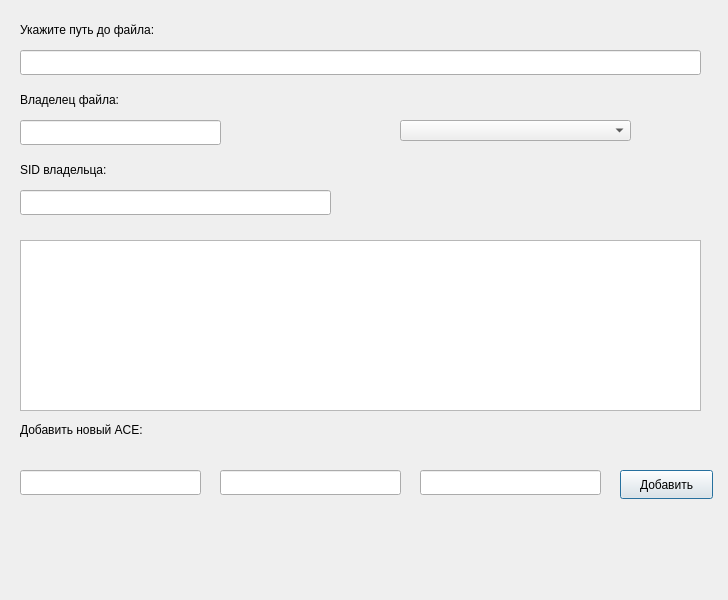
This is myfile.ui in comp1ler1/Process-hacker as Qt 5 draws it before an edit. The edited form follows.
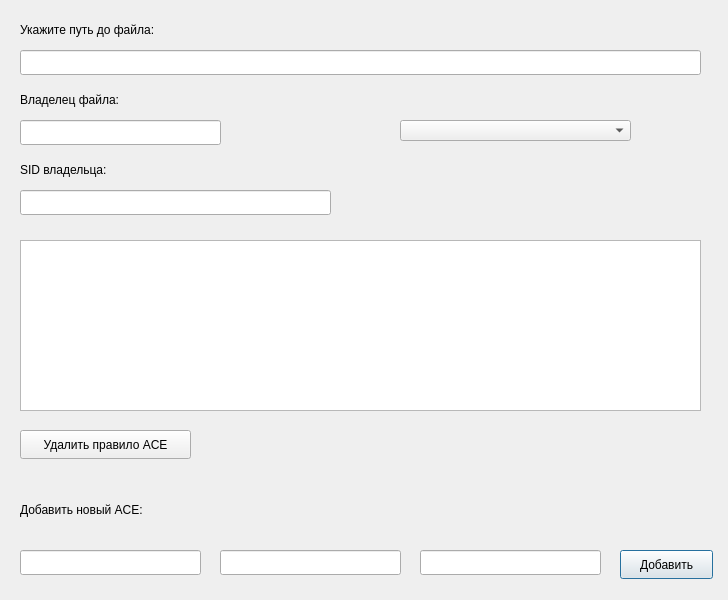
This is the edited form.

Diff of the .ui file:
```diff
--- a/myfile.ui
+++ b/myfile.ui
@@ -96,7 +96,7 @@
    <property name="geometry">
     <rect>
      <x>20</x>
-     <y>420</y>
+     <y>500</y>
      <width>171</width>
      <height>20</height>
     </rect>
@@ -109,7 +109,7 @@
    <property name="geometry">
     <rect>
      <x>20</x>
-     <y>470</y>
+     <y>550</y>
      <width>181</width>
      <height>25</height>
     </rect>
@@ -119,7 +119,7 @@
    <property name="geometry">
     <rect>
      <x>220</x>
-     <y>470</y>
+     <y>550</y>
      <width>181</width>
      <height>25</height>
     </rect>
@@ -129,7 +129,7 @@
    <property name="geometry">
     <rect>
      <x>420</x>
-     <y>470</y>
+     <y>550</y>
      <width>181</width>
      <height>25</height>
     </rect>
@@ -139,7 +139,7 @@
    <property name="geometry">
     <rect>
      <x>620</x>
-     <y>470</y>
+     <y>550</y>
      <width>93</width>
      <height>29</height>
     </rect>
@@ -171,6 +171,19 @@
     <string/>
    </property>
   </widget>
+  <widget class="QPushButton" name="pushButton_2">
+   <property name="geometry">
+    <rect>
+     <x>20</x>
+     <y>430</y>
+     <width>171</width>
+     <height>29</height>
+    </rect>
+   </property>
+   <property name="text">
+    <string>Удалить правило ACE</string>
+   </property>
+  </widget>
  </widget>
  <resources/>
  <connections/>
```
